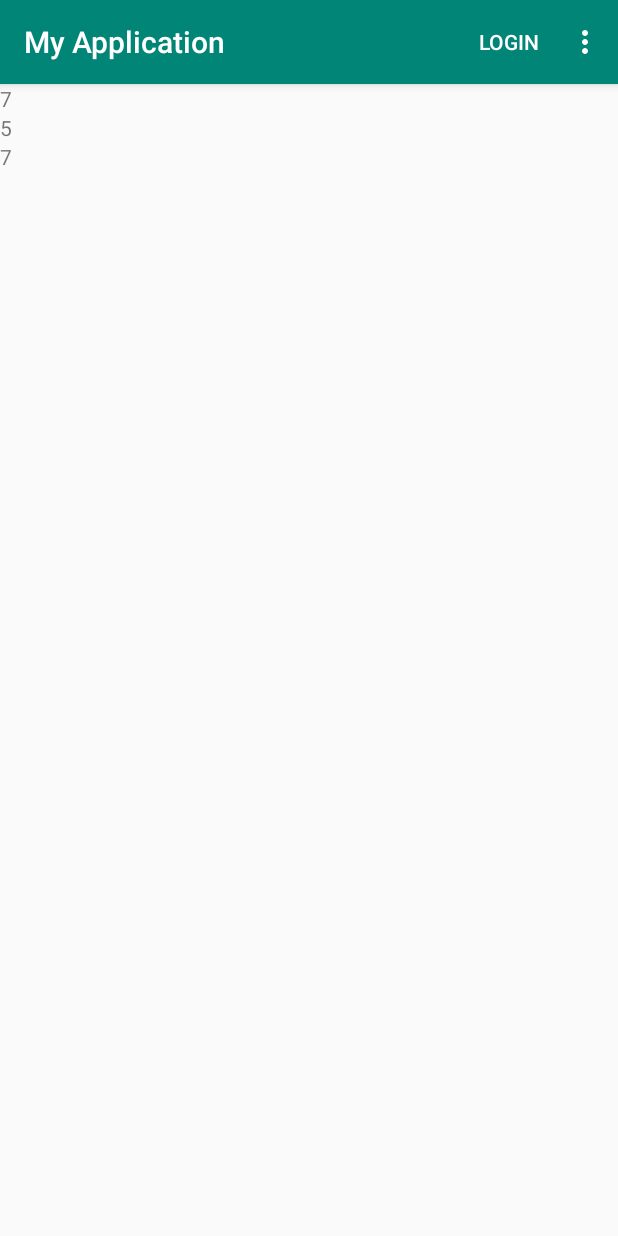
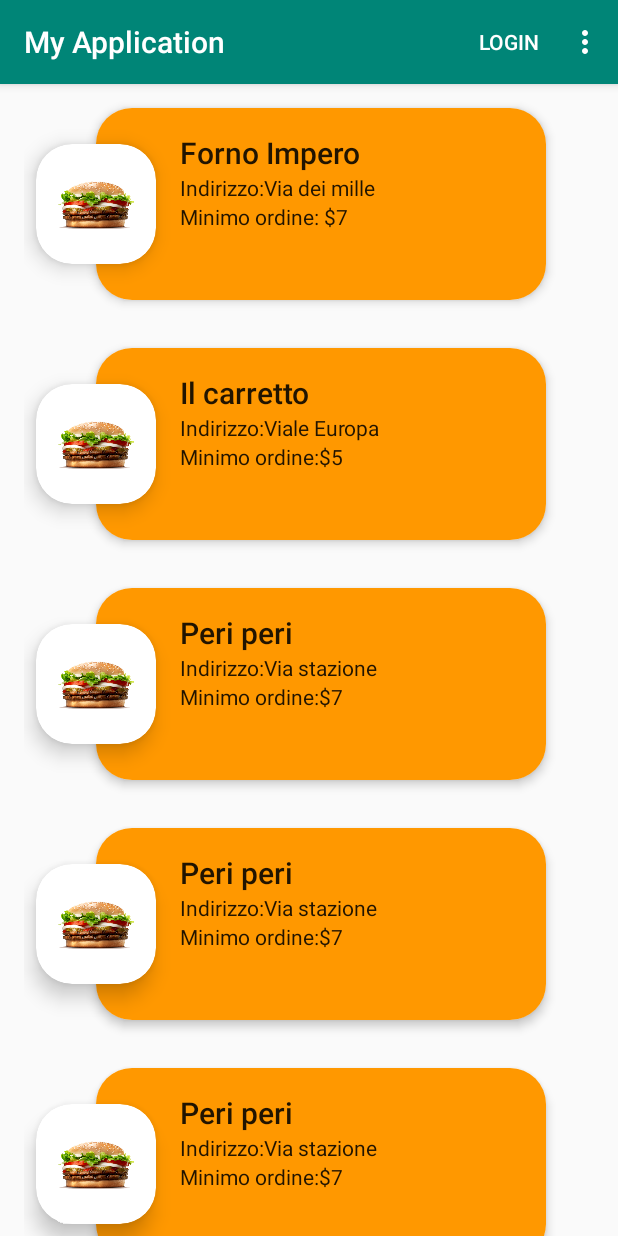
Before and after one commit to giacomobuzzitta/DepEat, an Android app: the MainActivity screen opened directly, with no data from a screen before it, on a phone screen of 412 x 824 dp. Run offline under Robolectric (Android 15) with nearby library versions, the phone set to English and light mode, and no system bars.

Commit message:
Implementazione schede esercente

```diff
--- a/app/build.gradle
+++ b/app/build.gradle
@@ -27,4 +27,5 @@ dependencies {
     testImplementation 'junit:junit:4.12'
     androidTestImplementation 'com.android.support.test:runner:1.0.2'
     androidTestImplementation 'com.android.support.test.espresso:espresso-core:3.0.2'
+    implementation 'com.github.bumptech.glide:glide:4.8.0'
 }
--- a/app/src/main/java/com/example/depeat/datamodels/Resturant.java
+++ b/app/src/main/java/com/example/depeat/datamodels/Resturant.java
@@ -1,18 +1,22 @@
 package com.example.depeat.datamodels;
+
+import android.support.annotation.DrawableRes;
 
 public class Resturant {
 
     private String nome;
     private String indirizzo;
     private String minOrdine;
+    @DrawableRes
+    private int src;
 
 
-    public Resturant(String nome, String indirizzo, String minOrdine){
+    public Resturant(String nome, String indirizzo, String minOrdine,@DrawableRes int image){
         this.nome = nome;
         this.indirizzo = indirizzo;
         this.minOrdine = minOrdine;
+        src = image;
     }
-
 
     public String getNome() {
         return nome;
@@ -37,4 +41,12 @@ public class Resturant {
     public void setMinOrdine(String minOrdine) {
         this.minOrdine = minOrdine;
     }
+
+    public int getSrc() {
+        return src;
+    }
+
+    public void setSrc(int src) {
+        this.src = src;
+    }
 }
--- a/app/src/main/java/com/example/depeat/ui/activities/MainActivity.java
+++ b/app/src/main/java/com/example/depeat/ui/activities/MainActivity.java
@@ -22,9 +22,11 @@ public class MainActivity extends AppCompatActivity {
     ResturantAdapter adapter;
     ArrayList<Resturant> arrayList;
 
-    Resturant r1 = new Resturant("Forno Impero","Via dei mille","7");
-    Resturant r2 = new Resturant("Il carretto","Via Viale Europa","5");
-    Resturant r3 = new Resturant("Peri peri","Via stazione","7");
+    Resturant r1 = new Resturant("Forno Impero","Indirizzo:Via dei mille","Minimo ordine: $7",R.drawable.a9);
+    Resturant r2 = new Resturant("Il carretto","Indirizzo:Viale Europa","Minimo ordine:$5",R.drawable.a9);
+    Resturant r3 = new Resturant("Peri peri","Indirizzo:Via stazione","Minimo ordine:$7",R.drawable.a9);
+    Resturant r4 = new Resturant("Peri peri","Indirizzo:Via stazione","Minimo ordine:$7",R.drawable.a9);
+    Resturant r5 = new Resturant("Peri peri","Indirizzo:Via stazione","Minimo ordine:$7",R.drawable.a9);
 
     @Override
     protected void onCreate(Bundle savedInstanceState) {
@@ -45,11 +47,13 @@ public class MainActivity extends AppCompatActivity {
         arrayList.add(r1);
         arrayList.add(r2);
         arrayList.add(r3);
+        arrayList.add(r4);
+        arrayList.add(r5
+        );
 
         return arrayList;
 
     }
-
 
     @Override
     public boolean onCreateOptionsMenu(Menu menu) {
--- a/app/src/main/java/com/example/depeat/ui/activities/adapters/ResturantAdapter.java
+++ b/app/src/main/java/com/example/depeat/ui/activities/adapters/ResturantAdapter.java
@@ -1,13 +1,16 @@
 package com.example.depeat.ui.activities.adapters;
 
+import android.content.ClipData;
 import android.content.Context;
 import android.support.annotation.NonNull;
 import android.support.v7.widget.RecyclerView;
 import android.view.LayoutInflater;
 import android.view.View;
 import android.view.ViewGroup;
+import android.widget.ImageView;
 import android.widget.TextView;
 
+import com.bumptech.glide.Glide;
 import com.example.depeat.R;
 import com.example.depeat.datamodels.Resturant;
 
@@ -34,8 +37,11 @@ public class ResturantAdapter extends RecyclerView.Adapter {
     public void onBindViewHolder(@NonNull RecyclerView.ViewHolder viewHolder, int pos) {
         ResturantViewHolder vh = (ResturantViewHolder) viewHolder;
         vh.resturantName.setText(data.get(pos).getNome());
-        vh.resturantName.setText(data.get(pos).getIndirizzo());
-        vh.resturantName.setText(data.get(pos).getMinOrdine());
+        vh.resturantIndirizzo.setText(data.get(pos).getIndirizzo());
+        vh.resturantMinordine.setText(data.get(pos).getMinOrdine());
+        vh.image.setImageResource(data.get(pos).getSrc());
+
+        //Glide.with(context).load()    Caricare immagine da remoto
     }
 
     @Override
@@ -47,12 +53,15 @@ public class ResturantAdapter extends RecyclerView.Adapter {
         public TextView resturantName;
         public TextView resturantIndirizzo;
         public TextView resturantMinordine;
+        public ImageView image;
+
         public ResturantViewHolder(@NonNull View itemView) {
             super(itemView);
-
             resturantName = itemView.findViewById(R.id.name_tv);
             resturantIndirizzo = itemView.findViewById(R.id.indirizzo_tv);
             resturantMinordine = itemView.findViewById(R.id.minordine_tv);
+            image = itemView.findViewById(R.id.image_restaurant_logo);
+
 
         }
     }
--- a/app/src/main/res/layout/item_resturant.xml
+++ b/app/src/main/res/layout/item_resturant.xml
@@ -1,26 +1,82 @@
 <?xml version="1.0" encoding="utf-8"?>
+<RelativeLayout
+    xmlns:android="http://schemas.android.com/apk/res/android"
+    xmlns:app="http://schemas.android.com/apk/res-auto"
+    android:layout_width="match_parent"
+    android:layout_height="160dp"
+    android:paddingStart="16dp"
+    android:paddingEnd="16dp">
+
+    <android.support.v7.widget.CardView
+        android:layout_width="match_parent"
+        android:layout_height="196dp"
+        android:layout_marginStart="48dp"
+        android:layout_marginTop="16dp"
+        android:layout_marginEnd="32dp"
+        android:layout_marginBottom="16dp"
+        app:cardCornerRadius="24dp"
+        app:cardElevation="4dp">
+
         <LinearLayout
-    xmlns:android="http://schemas.android.com/apk/res/android"
             android:layout_width="match_parent"
-    android:layout_height="wrap_content">
+            android:layout_height="match_parent"
+            android:orientation="vertical"
+            android:paddingLeft="56dp"
+            android:paddingTop="16dp"
+            android:paddingRight="48dp"
+            android:paddingBottom="16dp"
+            android:background="@color/colorProva">
 
             <TextView
+                android:id="@+id/name_tv"
                 android:layout_width="match_parent"
-    android:layout_height="match_parent"
-    android:id="@+id/name_tv">
-</TextView>
+                android:layout_height="wrap_content"
+                android:ellipsize="marquee"
+                android:singleLine="true"
+                android:textAppearance="@style/TextAppearance.AppCompat.Title" />
 
             <TextView
+                android:id="@+id/indirizzo_tv"
                 android:layout_width="match_parent"
-        android:layout_height="match_parent"
-        android:id="@+id/indirizzo_tv">
-    </TextView>
+                android:layout_height="wrap_content"
+                android:ellipsize="marquee"
+                android:singleLine="true"
+                android:textAppearance="@style/TextAppearance.AppCompat.Body1" />
 
             <TextView
+                android:id="@+id/minordine_tv"
                 android:layout_width="match_parent"
-        android:layout_height="match_parent"
-        android:id="@+id/minordine_tv">
-    </TextView>
+                android:layout_height="wrap_content"
+                android:ellipsize="marquee"
+                android:singleLine="true"
+                android:textAppearance="@style/TextAppearance.AppCompat.Body1" />
 
 
         </LinearLayout>
+
+    </android.support.v7.widget.CardView>
+
+    <android.support.v7.widget.CardView
+        android:layout_width="80dp"
+        android:layout_height="80dp"
+        android:layout_centerVertical="true"
+        android:layout_marginStart="8dp"
+        android:background="@drawable/a1"
+        android:elevation="8dp"
+        app:cardCornerRadius="24dp"
+        app:cardElevation="8dp">
+
+        <FrameLayout
+            android:layout_width="match_parent"
+            android:layout_height="match_parent">
+
+            <ImageView
+                android:id="@+id/image_restaurant_logo"
+                android:layout_width="fill_parent"
+                android:layout_height="match_parent"
+                android:src="@drawable/a9"/>
+
+        </FrameLayout>
+
+    </android.support.v7.widget.CardView>
+</RelativeLayout>
--- a/app/src/main/res/values/colors.xml
+++ b/app/src/main/res/values/colors.xml
@@ -3,4 +3,5 @@
     <color name="colorPrimary">#008577</color>
     <color name="colorPrimaryDark">#00574B</color>
     <color name="colorAccent">#D81B60</color>
+    <color name="colorProva">#FF9800</color>
 </resources>
```
Also changed, not shown: app/src/main/res/drawable/a9.png (added). Lines whose indentation alone changed are shown as unchanged.
